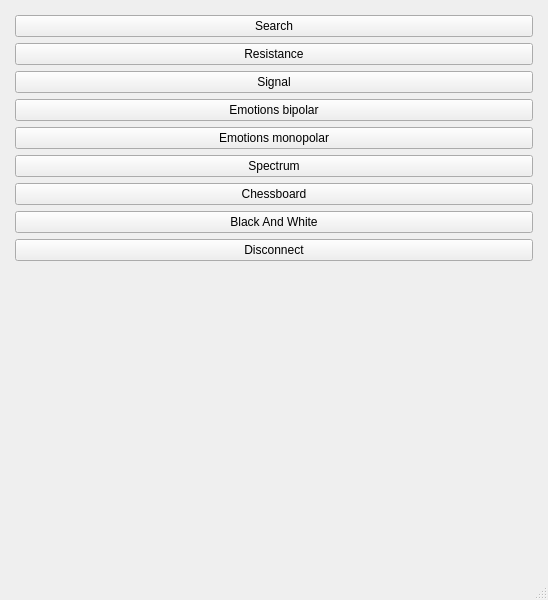
Above: python/BrainBitDemo/ui/MenuScreenUI.ui from hfznr/NeurofeedbackGame before the change. Below: the same form after it.
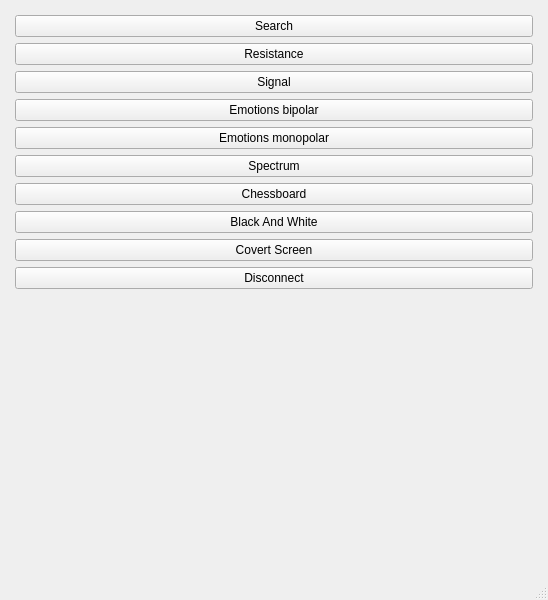
That is the form after the change.

Commit message: Add covert screen.

What changed in the file:
```diff
--- a/python/BrainBitDemo/ui/MenuScreenUI.ui
+++ b/python/BrainBitDemo/ui/MenuScreenUI.ui
@@ -92,6 +92,13 @@
       </property>
      </widget>
     </item>
+    <item>
+     <widget class="QPushButton" name="toCovertButton">
+      <property name="text">
+       <string>Covert Screen</string>
+      </property>
+     </widget>
+    </item>
     <item>
      <widget class="QPushButton" name="disconnectButton">
       <property name="text">
```
The commit also changes 4 other files.
